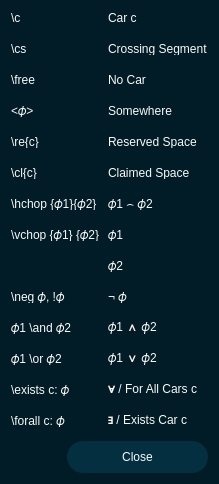
69420pm/UMLSL-traffic-editor, file pse/umlsl_editor/src/view/widgets/qt_widgets/query_help_dialog.ui: the form before one commit.
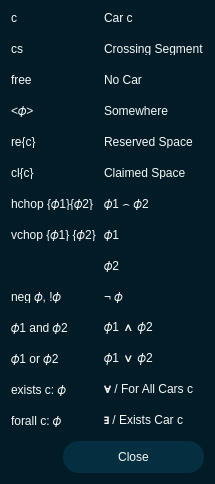
The form after the commit. Icons and pictures are not drawn.

Commit message: remove \ of operators

The edit to the form file:
```diff
--- a/pse/umlsl_editor/src/view/widgets/qt_widgets/query_help_dialog.ui
+++ b/pse/umlsl_editor/src/view/widgets/qt_widgets/query_help_dialog.ui
@@ -250,7 +250,7 @@
             </size>
            </property>
            <property name="text">
-            <string>\free</string>
+            <string>free</string>
            </property>
            <property name="textFormat">
             <enum>Qt::TextFormat::MarkdownText</enum>
@@ -272,7 +272,7 @@
             </size>
            </property>
            <property name="text">
-            <string>𝜙1 \and 𝜙2</string>
+            <string>𝜙1 and 𝜙2</string>
            </property>
            <property name="textFormat">
             <enum>Qt::TextFormat::MarkdownText</enum>
@@ -294,7 +294,7 @@
             </size>
            </property>
            <property name="text">
-            <string>\cl{c}</string>
+            <string>cl{c}</string>
            </property>
            <property name="textFormat">
             <enum>Qt::TextFormat::MarkdownText</enum>
@@ -316,7 +316,7 @@
             </size>
            </property>
            <property name="text">
-            <string>\c</string>
+            <string>c</string>
            </property>
            <property name="textFormat">
             <enum>Qt::TextFormat::MarkdownText</enum>
@@ -357,7 +357,7 @@
             </size>
            </property>
            <property name="text">
-            <string>\exists c: 𝜙</string>
+            <string>exists c: 𝜙</string>
            </property>
            <property name="textFormat">
             <enum>Qt::TextFormat::MarkdownText</enum>
@@ -379,7 +379,7 @@
             </size>
            </property>
            <property name="text">
-            <string>\neg 𝜙, !𝜙</string>
+            <string>neg 𝜙, !𝜙</string>
            </property>
            <property name="textFormat">
             <enum>Qt::TextFormat::MarkdownText</enum>
@@ -445,7 +445,7 @@
             </size>
            </property>
            <property name="text">
-            <string>\hchop {𝜙1}{𝜙2}</string>
+            <string>hchop {𝜙1}{𝜙2}</string>
            </property>
            <property name="textFormat">
             <enum>Qt::TextFormat::MarkdownText</enum>
@@ -511,7 +511,7 @@
             </size>
            </property>
            <property name="text">
-            <string>\cs</string>
+            <string>cs</string>
            </property>
            <property name="textFormat">
             <enum>Qt::TextFormat::MarkdownText</enum>
@@ -577,7 +577,7 @@
             </size>
            </property>
            <property name="text">
-            <string>\vchop {𝜙1} {𝜙2}</string>
+            <string>vchop {𝜙1} {𝜙2}</string>
            </property>
            <property name="textFormat">
             <enum>Qt::TextFormat::MarkdownText</enum>
@@ -643,7 +643,7 @@
             </size>
            </property>
            <property name="text">
-            <string>\forall c: 𝜙</string>
+            <string>forall c: 𝜙</string>
            </property>
            <property name="textFormat">
             <enum>Qt::TextFormat::MarkdownText</enum>
@@ -665,7 +665,7 @@
             </size>
            </property>
            <property name="text">
-            <string>𝜙1 \or 𝜙2</string>
+            <string>𝜙1 or 𝜙2</string>
            </property>
            <property name="textFormat">
             <enum>Qt::TextFormat::MarkdownText</enum>
@@ -687,7 +687,7 @@
             </size>
            </property>
            <property name="text">
-            <string>\re{c}</string>
+            <string>re{c}</string>
            </property>
            <property name="textFormat">
             <enum>Qt::TextFormat::MarkdownText</enum>
```
The commit also changes 2 other files.
